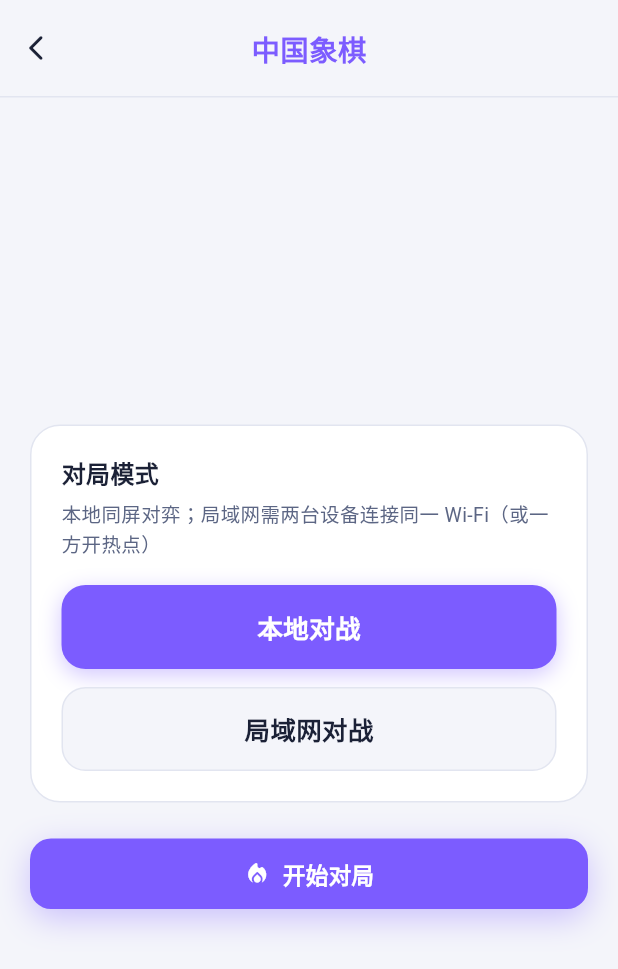
After one commit to merrick-shen/horyx-games, a Flutter app: the screen it shows after launch, after a tap on "中国象棋", on a phone screen of 412 x 824 dp. The commit adds this screen. Shown: the top 969 px of the screen. Run offline on Flutter 3.47's test engine with Material 3 defaults, Android fonts, the phone set to English and light mode, and no system bars; our stand-ins replace flutter_svg, package_info_plus, shared_preferences; missing offline and left inert: flame, flutter_soloud.

Commit message:
feat: 新增中国象棋首页入口与对局模式设置（玩法后续接入）

```diff
--- a/lib/app/game_data.dart
+++ b/lib/app/game_data.dart
@@ -1,6 +1,7 @@
 import 'package:flutter/material.dart';
 
 import 'package:horyx_games/shared/game/game_info.dart';
+import 'package:horyx_games/games/chess/pages/chess_page.dart';
 import 'package:horyx_games/games/gomoku/pages/gomoku_online_page.dart';
 import 'package:horyx_games/games/gomoku/pages/gomoku_page.dart';
 import 'package:horyx_games/games/scoreboard/pages/scoreboard_page.dart';
@@ -51,6 +52,16 @@ abstract final class GameData {
         TankOnlinePage.client(client: client),
   );
 
+  /// 中国象棋
+  /// 玩法暂未实现：先开放首页入口与对局模式设置（本地/局域网），
+  /// 棋盘对局视图与联机对局页后续接入（联机满员后停留等待页过渡态）
+  static final GameInfo chess = GameInfo(
+    name: ChessPage.gameName,
+    description: '楚河汉界双人对弈，将死对方取胜',
+    icon: ChessPage.gameIcon,
+    pageBuilder: (context) => const ChessPage(),
+  );
+
   /// 计分器（纯本地工具，无联机对局页）
   static final GameInfo scoreboard = GameInfo(
     name: '计分器',
@@ -64,6 +75,7 @@ abstract final class GameData {
     wordPk,
     gomoku,
     tank,
+    chess,
     scoreboard,
   ];
 
--- /dev/null
+++ b/lib/games/chess/pages/chess_page.dart
@@ -0,0 +1,113 @@
+import 'package:flutter/material.dart';
+
+import 'package:horyx_games/games/chess/widgets/chess_setup_view.dart';
+import 'package:horyx_games/shared/pages/room_page.dart';
+import 'package:horyx_games/shared/theme/app_theme.dart';
+import 'package:horyx_games/shared/widgets/app_top_bar.dart';
+
+/// 中国象棋游戏页
+/// 当前为骨架阶段：设置视图提供对局模式选择（本地/局域网），
+/// 对局视图暂为空白占位，棋盘玩法后续接入
+/// 状态栏样式由 MaterialApp 的 builder 统一处理（随主题亮度变化）
+class ChessPage extends StatefulWidget {
+  const ChessPage({super.key});
+
+  /// 联机房间标识名：GameData 登记、建房入口与房间标识卡共用的
+  /// 单一事实来源（注册数据归游戏模块自身，注册中心只做汇总）
+  static const String gameName = '中国象棋';
+
+  /// 游戏图标：与 [gameName] 同为注册数据的单一来源
+  static const IconData gameIcon = Icons.grid_on_rounded;
+
+  @override
+  State<ChessPage> createState() => _ChessPageState();
+}
+
+class _ChessPageState extends State<ChessPage> {
+  /// 是否已开始对局（false = 对局模式设置阶段）
+  bool _started = false;
+
+  /// 开始本地对局：进入对局视图（棋盘玩法暂未实现，先展示占位）
+  void _onStart() {
+    setState(() => _started = true);
+  }
+
+  /// 局域网模式：创建房间并进入等待页（固定 2 人，自己为玩家 1）
+  /// 联机对局页尚未接入：满员后停留在等待页「即将开始」过渡态
+  void _createRoom() {
+    Navigator.of(context).push(
+      MaterialPageRoute(
+        builder: (_) => RoomPage.host(
+          gameName: ChessPage.gameName,
+          icon: ChessPage.gameIcon,
+          capacity: 2,
+        ),
+      ),
+    );
+  }
+
+  /// 回到设置视图（对局视图暂无对局内容，退出无需确认）
+  void _backToSetup() {
+    setState(() => _started = false);
+  }
+
+  /// 退出请求：设置阶段直接退出页面，对局阶段回设置视图
+  void _requestExit() {
+    if (!_started) {
+      Navigator.of(context).pop();
+      return;
+    }
+    _backToSetup();
+  }
+
+  @override
+  Widget build(BuildContext context) {
+    return PopScope(
+      // 对局阶段拦截系统返回（回设置视图），设置阶段允许直接返回
+      canPop: !_started,
+      onPopInvokedWithResult: (didPop, _) {
+        if (!didPop) _backToSetup();
+      },
+      child: Scaffold(
+        body: SafeArea(
+          bottom: false,
+          child: Column(
+            children: [
+              AppTopBar(
+                title: '中国象棋',
+                showBack: true,
+                onBack: _requestExit,
+              ),
+              Expanded(
+                // 阶段切换动画：设置视图 <-> 对局视图（暂为空白占位）
+                child: AnimatedSwitcher(
+                  duration: const Duration(milliseconds: 250),
+                  child: _started
+                      ? _buildGamePlaceholder()
+                      : ChessSetupView(
+                          key: const ValueKey('setup'),
+                          onStart: _onStart,
+                          onCreateRoom: _createRoom,
+                        ),
+                ),
+              ),
+            ],
+          ),
+        ),
+      ),
+    );
+  }
+
+  /// 对局视图占位：棋盘玩法实现前的空白展示
+  Widget _buildGamePlaceholder() {
+    return Center(
+      child: Text(
+        '对局页面开发中',
+        style: TextStyle(
+          color: context.palette.textSecondary,
+          fontSize: 14,
+        ),
+      ),
+    );
+  }
+}
--- /dev/null
+++ b/lib/games/chess/widgets/chess_setup_view.dart
@@ -0,0 +1,66 @@
+import 'package:flutter/material.dart';
+
+import 'package:horyx_games/shared/widgets/lan_mode_panel.dart';
+import 'package:horyx_games/shared/widgets/primary_button.dart';
+
+/// 中国象棋 - 对局模式设置视图
+/// 仅提供对局模式选择（本地/局域网），无其他设置项
+class ChessSetupView extends StatefulWidget {
+  const ChessSetupView({
+    super.key,
+    required this.onStart,
+    required this.onCreateRoom,
+  });
+
+  /// 点击「开始对局」回调（本地模式）
+  final VoidCallback onStart;
+
+  /// 局域网模式点击「创建房间」回调
+  final VoidCallback onCreateRoom;
+
+  @override
+  State<ChessSetupView> createState() => _ChessSetupViewState();
+}
+
+class _ChessSetupViewState extends State<ChessSetupView> {
+  /// 是否选择局域网模式；默认本地对弈
+  bool _isLan = false;
+
+  @override
+  Widget build(BuildContext context) {
+    return SizedBox.expand(
+      child: Center(
+        // 平板/桌面端限制内容宽度，居中展示
+        child: ConstrainedBox(
+          constraints: const BoxConstraints(maxWidth: 520),
+          child: Padding(
+            padding: const EdgeInsets.all(20),
+            child: Column(
+              mainAxisSize: MainAxisSize.min,
+              crossAxisAlignment: CrossAxisAlignment.stretch,
+              children: [
+                // 对局模式选择面板（象棋当前唯一的设置项）
+                LanModePanel(
+                  isLan: _isLan,
+                  onChanged: (v) => setState(() => _isLan = v),
+                  description:
+                      '本地同屏对弈；局域网需两台设备连接同一 Wi-Fi（或一方开热点）',
+                ),
+                const SizedBox(height: 24),
+                PrimaryButton(
+                  // 局域网模式按钮变为「创建房间」，进入房间等待页（自己为玩家 1）
+                  label: _isLan ? '创建房间' : '开始对局',
+                  icon: _isLan
+                      ? Icons.wifi_tethering_rounded
+                      : Icons.local_fire_department_rounded,
+                  onPressed:
+                      _isLan ? widget.onCreateRoom : widget.onStart,
+                ),
+              ],
+            ),
+          ),
+        ),
+      ),
+    );
+  }
+}
```
